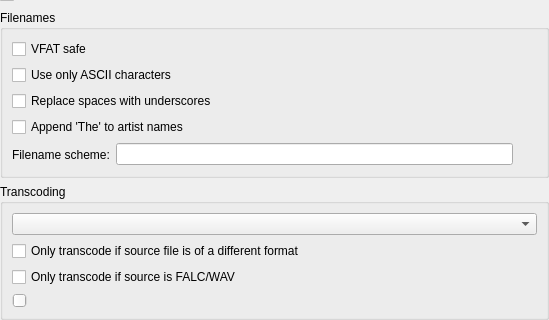
CDrummond/cantata, file devices/devicepropertieswidget.ui: the form before one commit; both pictures show x 0 to 549 and y 228 to 548 of the 549 by 548 pixel window.
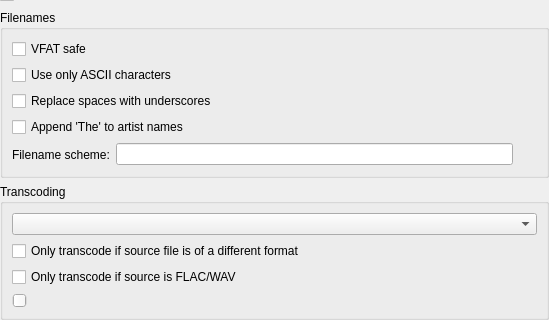
The form after the commit. Custom widgets are drawn as their Qt base class.

Commit message: Type FALC -> FLAC

```diff
--- a/devices/devicepropertieswidget.ui
+++ b/devices/devicepropertieswidget.ui
@@ -218,7 +218,7 @@
       <item>
        <widget class="QCheckBox" name="transcoderWhenSourceIsLosssless">
         <property name="text">
-         <string>Only transcode if source is FALC/WAV</string>
+         <string>Only transcode if source is FLAC/WAV</string>
         </property>
        </widget>
       </item>
```
The commit also changes 11 other files.
